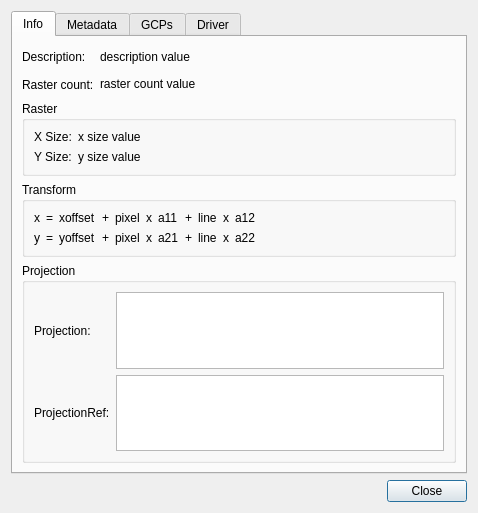
Old version of the form gsdview/gdalbackend/ui/datasetdialog.ui in the repository avalentino/gsdview.
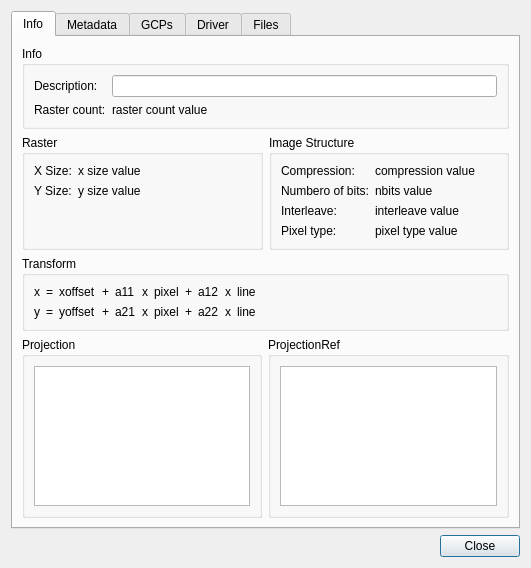
New version of the form.

```diff
--- a/gsdview/gdalbackend/ui/datasetdialog.ui
+++ b/gsdview/gdalbackend/ui/datasetdialog.ui
@@ -6,8 +6,8 @@
    <rect>
     <x>0</x>
     <y>0</y>
-    <width>478</width>
-    <height>513</height>
+    <width>531</width>
+    <height>568</height>
    </rect>
   </property>
   <property name="windowTitle">
@@ -35,76 +35,62 @@
       <layout class="QVBoxLayout" name="infoTabVerticalLayout">
        <item>
         <layout class="QHBoxLayout" name="infoHorizontalLayout">
-         <property name="sizeConstraint">
-          <enum>QLayout::SetMinimumSize</enum>
-         </property>
          <item>
-          <layout class="QGridLayout" name="infoGridLayout">
-           <item row="0" column="0">
-            <widget class="QLabel" name="descriptionLabel">
-             <property name="text">
-              <string>Description:</string>
-             </property>
-            </widget>
-           </item>
-           <item row="0" column="1">
-            <widget class="QLabel" name="descriptionValue">
-             <property name="text">
-              <string>description value</string>
-             </property>
-             <property name="wordWrap">
-              <bool>true</bool>
-             </property>
-             <property name="textInteractionFlags">
-              <set>Qt::LinksAccessibleByMouse|Qt::TextSelectableByKeyboard|Qt::TextSelectableByMouse</set>
-             </property>
-            </widget>
-           </item>
-           <item row="1" column="0">
-            <widget class="QLabel" name="rasterCountLabel">
-             <property name="text">
-              <string>Raster count:</string>
-             </property>
-            </widget>
-           </item>
-           <item row="1" column="1">
-            <widget class="QLabel" name="rasterCountValue">
-             <property name="text">
-              <string>raster count value</string>
-             </property>
-             <property name="textInteractionFlags">
-              <set>Qt::LinksAccessibleByMouse|Qt::TextSelectableByKeyboard|Qt::TextSelectableByMouse</set>
-             </property>
-            </widget>
-           </item>
-          </layout>
-         </item>
-         <item>
-          <spacer name="infoHorizontalSpacer">
-           <property name="orientation">
-            <enum>Qt::Horizontal</enum>
+          <widget class="QGroupBox" name="infoGroupBox">
+           <property name="title">
+            <string>Info</string>
            </property>
-           <property name="sizeHint" stdset="0">
-            <size>
-             <width>40</width>
-             <height>20</height>
-            </size>
-           </property>
-          </spacer>
+           <layout class="QFormLayout" name="infoFormLayout">
+            <item row="0" column="0">
+             <widget class="QLabel" name="descriptionLabel">
+              <property name="text">
+               <string>Description:</string>
+              </property>
+             </widget>
+            </item>
+            <item row="1" column="0">
+             <widget class="QLabel" name="rasterCountLabel">
+              <property name="text">
+               <string>Raster count:</string>
+              </property>
+             </widget>
+            </item>
+            <item row="1" column="1">
+             <widget class="QLabel" name="rasterCountValue">
+              <property name="text">
+               <string>raster count value</string>
+              </property>
+              <property name="textInteractionFlags">
+               <set>Qt::LinksAccessibleByMouse|Qt::TextSelectableByKeyboard|Qt::TextSelectableByMouse</set>
+              </property>
+             </widget>
+            </item>
+            <item row="0" column="1">
+             <widget class="QLineEdit" name="descriptionValue">
+              <property name="readOnly">
+               <bool>true</bool>
+              </property>
+             </widget>
+            </item>
+           </layout>
+          </widget>
          </item>
         </layout>
        </item>
        <item>
-        <widget class="QGroupBox" name="rasterGroupBox">
-         <property name="title">
-          <string>Raster</string>
-         </property>
-         <property name="checkable">
-          <bool>false</bool>
-         </property>
-         <layout class="QHBoxLayout" name="rasterHorizontalLayout">
-          <item>
-           <layout class="QGridLayout" name="rasterGridLayout">
+        <layout class="QHBoxLayout" name="imageHorizontalLayout">
+         <item>
+          <widget class="QGroupBox" name="rasterGroupBox">
+           <property name="title">
+            <string>Raster</string>
+           </property>
+           <property name="checkable">
+            <bool>false</bool>
+           </property>
+           <layout class="QFormLayout" name="rasterFormLayout">
+            <property name="fieldGrowthPolicy">
+             <enum>QFormLayout::AllNonFixedFieldsGrow</enum>
+            </property>
             <item row="0" column="0">
              <widget class="QLabel" name="xSizeLabel">
               <property name="text">
@@ -140,22 +126,150 @@
              </widget>
             </item>
            </layout>
-          </item>
-          <item>
-           <spacer name="rasterHorizontalSpacer">
-            <property name="orientation">
-             <enum>Qt::Horizontal</enum>
-            </property>
-            <property name="sizeHint" stdset="0">
-             <size>
-              <width>195</width>
-              <height>20</height>
-             </size>
-            </property>
-           </spacer>
-          </item>
-         </layout>
-        </widget>
+          </widget>
+         </item>
+         <item>
+          <widget class="QGroupBox" name="imageStructureGroupBox">
+           <property name="title">
+            <string>Image Structure</string>
+           </property>
+           <layout class="QFormLayout" name="imageStructureFormLayout">
+            <item row="0" column="0">
+             <widget class="QLabel" name="compressionLabel">
+              <property name="sizePolicy">
+               <sizepolicy hsizetype="Preferred" vsizetype="Minimum">
+                <horstretch>0</horstretch>
+                <verstretch>0</verstretch>
+               </sizepolicy>
+              </property>
+              <property name="text">
+               <string>Compression:</string>
+              </property>
+             </widget>
+            </item>
+            <item row="0" column="1">
+             <widget class="QLabel" name="compressionValue">
+              <property name="sizePolicy">
+               <sizepolicy hsizetype="Preferred" vsizetype="Minimum">
+                <horstretch>0</horstretch>
+                <verstretch>0</verstretch>
+               </sizepolicy>
+              </property>
+              <property name="toolTip">
+               <string>The compression type used for this dataset or band.
+
+There is no fixed catalog of compression type names, but where a given 
+format includes a COMPRESSION creation option, the same list of values 
+should be used here as there.</string>
+              </property>
+              <property name="whatsThis">
+               <string>The compression type used for this dataset or band.
+
+There is no fixed catalog of compression type names, but where a given 
+format includes a COMPRESSION creation option, the same list of values 
+should be used here as there.</string>
+              </property>
+              <property name="text">
+               <string>compression value</string>
+              </property>
+              <property name="textInteractionFlags">
+               <set>Qt::LinksAccessibleByKeyboard|Qt::LinksAccessibleByMouse|Qt::TextBrowserInteraction|Qt::TextSelectableByKeyboard|Qt::TextSelectableByMouse</set>
+              </property>
+             </widget>
+            </item>
+            <item row="1" column="0">
+             <widget class="QLabel" name="nbitsLabel">
+              <property name="sizePolicy">
+               <sizepolicy hsizetype="Preferred" vsizetype="Minimum">
+                <horstretch>0</horstretch>
+                <verstretch>0</verstretch>
+               </sizepolicy>
+              </property>
+              <property name="text">
+               <string>Numbero of bits:</string>
+              </property>
+             </widget>
+            </item>
+            <item row="1" column="1">
+             <widget class="QLabel" name="nbitsValue">
+              <property name="sizePolicy">
+               <sizepolicy hsizetype="Preferred" vsizetype="Minimum">
+                <horstretch>0</horstretch>
+                <verstretch>0</verstretch>
+               </sizepolicy>
+              </property>
+              <property name="toolTip">
+               <string>The actual number of bits used for this band, or the bands of this dataset.
+
+Normally only present when the number of bits is non-standard for the 
+datatype, such as when a 1 bit TIFF is represented through GDAL as GDT_Byte.</string>
+              </property>
+              <property name="whatsThis">
+               <string>The actual number of bits used for this band, or the bands of this dataset.
+
+Normally only present when the number of bits is non-standard for the 
+datatype, such as when a 1 bit TIFF is represented through GDAL as GDT_Byte.</string>
+              </property>
+              <property name="text">
+               <string>nbits value</string>
+              </property>
+              <property name="textInteractionFlags">
+               <set>Qt::LinksAccessibleByKeyboard|Qt::LinksAccessibleByMouse|Qt::TextBrowserInteraction|Qt::TextSelectableByKeyboard|Qt::TextSelectableByMouse</set>
+              </property>
+             </widget>
+            </item>
+            <item row="2" column="0">
+             <widget class="QLabel" name="interleaveLabel">
+              <property name="text">
+               <string>Interleave:</string>
+              </property>
+             </widget>
+            </item>
+            <item row="2" column="1">
+             <widget class="QLabel" name="interleaveValue">
+              <property name="toolTip">
+               <string>This only applies on datasets, and the value should be one 
+of PIXEL, LINE or BAND. It can be used as a data access hint.</string>
+              </property>
+              <property name="whatsThis">
+               <string>This only applies on datasets, and the value should be one 
+of PIXEL, LINE or BAND. It can be used as a data access hint.</string>
+              </property>
+              <property name="text">
+               <string>interleave value</string>
+              </property>
+             </widget>
+            </item>
+            <item row="3" column="0">
+             <widget class="QLabel" name="pixelTypeLabel">
+              <property name="text">
+               <string>Pixel type:</string>
+              </property>
+             </widget>
+            </item>
+            <item row="3" column="1">
+             <widget class="QLabel" name="pixelTypeValue">
+              <property name="toolTip">
+               <string>This may appear on a GDT_Byte band (or the corresponding dataset) 
+and have the value SIGNEDBYTE to indicate the unsigned byte values 
+between 128 and 255 should be interpreted as being values between -128 
+and -1 for applications that recognise the SIGNEDBYTE type.</string>
+              </property>
+              <property name="whatsThis">
+               <string>This may appear on a GDT_Byte band (or the corresponding dataset) 
+and have the value SIGNEDBYTE to indicate the unsigned byte values 
+between 128 and 255 should be interpreted as being values between -128 
+and -1 for applications that recognise the SIGNEDBYTE type.</string>
+              </property>
+              <property name="text">
+               <string>pixel type value</string>
+              </property>
+             </widget>
+            </item>
+           </layout>
+          </widget>
+         </item>
+        </layout>
        </item>
        <item>
         <widget class="QGroupBox" name="transformGroupBox">
@@ -199,13 +313,6 @@
               </property>
              </widget>
             </item>
-            <item row="0" column="5">
-             <widget class="QLabel" name="pix1Value">
-              <property name="text">
-               <string>pixel</string>
-              </property>
-             </widget>
-            </item>
             <item row="0" column="6">
              <widget class="QLabel" name="mul11Label">
               <property name="text">
@@ -213,84 +320,35 @@
               </property>
              </widget>
             </item>
-            <item row="0" column="7">
-             <widget class="QLabel" name="a11Value">
-              <property name="toolTip">
-               <string>&lt;!DOCTYPE HTML PUBLIC &quot;-//W3C//DTD HTML 4.0//EN&quot; &quot;http://www.w3.org/TR/REC-html40/strict.dtd&quot;&gt;
-&lt;html&gt;&lt;head&gt;&lt;meta name=&quot;qrichtext&quot; content=&quot;1&quot; /&gt;&lt;style type=&quot;text/css&quot;&gt;
-p, li { white-space: pre-wrap; }
-&lt;/style&gt;&lt;/head&gt;&lt;body style=&quot; font-family:'DejaVu Sans'; font-size:10pt; font-weight:400; font-style:normal;&quot;&gt;
-&lt;p style=&quot; margin-top:0px; margin-bottom:0px; margin-left:0px; margin-right:0px; -qt-block-indent:0; text-indent:0px;&quot;&gt;&lt;span style=&quot; font-size:12pt;&quot;&gt;A&lt;/span&gt;&lt;span style=&quot; font-size:12pt; vertical-align:sub;&quot;&gt;11&lt;/span&gt;&lt;/p&gt;&lt;/body&gt;&lt;/html&gt;</string>
-              </property>
-              <property name="whatsThis">
-               <string>&lt;!DOCTYPE HTML PUBLIC &quot;-//W3C//DTD HTML 4.0//EN&quot; &quot;http://www.w3.org/TR/REC-html40/strict.dtd&quot;&gt;
-&lt;html&gt;&lt;head&gt;&lt;meta name=&quot;qrichtext&quot; content=&quot;1&quot; /&gt;&lt;style type=&quot;text/css&quot;&gt;
-p, li { white-space: pre-wrap; }
-&lt;/style&gt;&lt;/head&gt;&lt;body style=&quot; font-family:'DejaVu Sans'; font-size:10pt; font-weight:400; font-style:normal;&quot;&gt;
-&lt;p style=&quot; margin-top:0px; margin-bottom:0px; margin-left:0px; margin-right:0px; -qt-block-indent:0; text-indent:0px;&quot;&gt;&lt;span style=&quot; font-size:12pt;&quot;&gt;A&lt;/span&gt;&lt;span style=&quot; font-size:12pt; vertical-align:sub;&quot;&gt;11&lt;/span&gt;&lt;/p&gt;&lt;/body&gt;&lt;/html&gt;</string>
-              </property>
-              <property name="text">
-               <string>a11</string>
-              </property>
-             </widget>
-            </item>
-            <item row="0" column="8">
-             <widget class="QLabel" name="plus12Label">
-              <property name="text">
-               <string>+</string>
-              </property>
-             </widget>
-            </item>
             <item row="0" column="9">
-             <widget class="QLabel" name="line1Value">
+             <widget class="QLabel" name="plus12Label">
               <property name="text">
-               <string>line</string>
-              </property>
-             </widget>
-            </item>
-            <item row="0" column="10">
-             <widget class="QLabel" name="mul12Label">
-              <property name="text">
-               <string>x</string>
+               <string>+</string>
               </property>
              </widget>
             </item>
             <item row="0" column="11">
-             <widget class="QLabel" name="a12Value">
-              <property name="toolTip">
-               <string>&lt;!DOCTYPE HTML PUBLIC &quot;-//W3C//DTD HTML 4.0//EN&quot; &quot;http://www.w3.org/TR/REC-html40/strict.dtd&quot;&gt;
-&lt;html&gt;&lt;head&gt;&lt;meta name=&quot;qrichtext&quot; content=&quot;1&quot; /&gt;&lt;style type=&quot;text/css&quot;&gt;
-p, li { white-space: pre-wrap; }
-&lt;/style&gt;&lt;/head&gt;&lt;body style=&quot; font-family:'DejaVu Sans'; font-size:10pt; font-weight:400; font-style:normal;&quot;&gt;
-&lt;p style=&quot; margin-top:0px; margin-bottom:0px; margin-left:0px; margin-right:0px; -qt-block-indent:0; text-indent:0px;&quot;&gt;&lt;span style=&quot; font-size:12pt;&quot;&gt;A&lt;/span&gt;&lt;span style=&quot; font-size:12pt; vertical-align:sub;&quot;&gt;12&lt;/span&gt;&lt;/p&gt;&lt;/body&gt;&lt;/html&gt;</string>
-              </property>
-              <property name="whatsThis">
-               <string>&lt;!DOCTYPE HTML PUBLIC &quot;-//W3C//DTD HTML 4.0//EN&quot; &quot;http://www.w3.org/TR/REC-html40/strict.dtd&quot;&gt;
-&lt;html&gt;&lt;head&gt;&lt;meta name=&quot;qrichtext&quot; content=&quot;1&quot; /&gt;&lt;style type=&quot;text/css&quot;&gt;
-p, li { white-space: pre-wrap; }
-&lt;/style&gt;&lt;/head&gt;&lt;body style=&quot; font-family:'DejaVu Sans'; font-size:10pt; font-weight:400; font-style:normal;&quot;&gt;
-&lt;p style=&quot; margin-top:0px; margin-bottom:0px; margin-left:0px; margin-right:0px; -qt-block-indent:0; text-indent:0px;&quot;&gt;&lt;span style=&quot; font-size:12pt;&quot;&gt;A&lt;/span&gt;&lt;span style=&quot; font-size:12pt; vertical-align:sub;&quot;&gt;12&lt;/span&gt;&lt;/p&gt;&lt;/body&gt;&lt;/html&gt;</string>
-              </property>
+             <widget class="QLabel" name="mul12Label">
               <property name="text">
-               <string>a12</string>
+               <string>x</string>
               </property>
              </widget>
             </item>
-            <item row="1" column="0">
+            <item row="2" column="0">
              <widget class="QLabel" name="yLabel">
               <property name="text">
                <string>y</string>
               </property>
              </widget>
             </item>
-            <item row="1" column="1" colspan="2">
+            <item row="2" column="1" colspan="2">
              <widget class="QLabel" name="eqLabel2">
               <property name="text">
                <string>=</string>
               </property>
              </widget>
             </item>
-            <item row="1" column="3">
+            <item row="2" column="3">
              <widget class="QLabel" name="yOffsetValue">
               <property name="toolTip">
                <string>Y offset</string>
@@ -303,70 +361,91 @@
               </property>
              </widget>
             </item>
-            <item row="1" column="4">
+            <item row="2" column="4">
              <widget class="QLabel" name="plus21Label">
               <property name="text">
                <string>+</string>
               </property>
              </widget>
             </item>
-            <item row="1" column="5">
-             <widget class="QLabel" name="pix2Value">
-              <property name="text">
-               <string>pixel</string>
-              </property>
-             </widget>
-            </item>
-            <item row="1" column="6">
+            <item row="2" column="6">
              <widget class="QLabel" name="mul21Label">
               <property name="text">
                <string>x</string>
               </property>
              </widget>
             </item>
-            <item row="1" column="7">
-             <widget class="QLabel" name="a21Value">
-              <property name="toolTip">
-               <string>&lt;!DOCTYPE HTML PUBLIC &quot;-//W3C//DTD HTML 4.0//EN&quot; &quot;http://www.w3.org/TR/REC-html40/strict.dtd&quot;&gt;
-&lt;html&gt;&lt;head&gt;&lt;meta name=&quot;qrichtext&quot; content=&quot;1&quot; /&gt;&lt;style type=&quot;text/css&quot;&gt;
-p, li { white-space: pre-wrap; }
-&lt;/style&gt;&lt;/head&gt;&lt;body style=&quot; font-family:'DejaVu Sans'; font-size:10pt; font-weight:400; font-style:normal;&quot;&gt;
-&lt;p style=&quot; margin-top:0px; margin-bottom:0px; margin-left:0px; margin-right:0px; -qt-block-indent:0; text-indent:0px;&quot;&gt;&lt;span style=&quot; font-size:12pt;&quot;&gt;A&lt;/span&gt;&lt;span style=&quot; font-size:12pt; vertical-align:sub;&quot;&gt;21&lt;/span&gt;&lt;/p&gt;&lt;/body&gt;&lt;/html&gt;</string>
-              </property>
-              <property name="whatsThis">
-               <string>&lt;!DOCTYPE HTML PUBLIC &quot;-//W3C//DTD HTML 4.0//EN&quot; &quot;http://www.w3.org/TR/REC-html40/strict.dtd&quot;&gt;
-&lt;html&gt;&lt;head&gt;&lt;meta name=&quot;qrichtext&quot; content=&quot;1&quot; /&gt;&lt;style type=&quot;text/css&quot;&gt;
-p, li { white-space: pre-wrap; }
-&lt;/style&gt;&lt;/head&gt;&lt;body style=&quot; font-family:'DejaVu Sans'; font-size:10pt; font-weight:400; font-style:normal;&quot;&gt;
-&lt;p style=&quot; margin-top:0px; margin-bottom:0px; margin-left:0px; margin-right:0px; -qt-block-indent:0; text-indent:0px;&quot;&gt;&lt;span style=&quot; font-size:12pt;&quot;&gt;A&lt;/span&gt;&lt;span style=&quot; font-size:12pt; vertical-align:sub;&quot;&gt;21&lt;/span&gt;&lt;/p&gt;&lt;/body&gt;&lt;/html&gt;</string>
-              </property>
-              <property name="text">
-               <string>a21</string>
-              </property>
-             </widget>
-            </item>
-            <item row="1" column="8">
+            <item row="2" column="9">
              <widget class="QLabel" name="plus22Label">
               <property name="text">
                <string>+</string>
               </property>
              </widget>
             </item>
-            <item row="1" column="9">
-             <widget class="QLabel" name="line2Value">
-              <property name="text">
-               <string>line</string>
-              </property>
-             </widget>
-            </item>
-            <item row="1" column="10">
+            <item row="2" column="11">
              <widget class="QLabel" name="mul22Label">
               <property name="text">
                <string>x</string>
               </property>
              </widget>
             </item>
-            <item row="1" column="11">
+            <item row="0" column="5">
+             <widget class="QLabel" name="a11Value">
+              <property name="toolTip">
+               <string>&lt;!DOCTYPE HTML PUBLIC &quot;-//W3C//DTD HTML 4.0//EN&quot; &quot;http://www.w3.org/TR/REC-html40/strict.dtd&quot;&gt;
+&lt;html&gt;&lt;head&gt;&lt;meta name=&quot;qrichtext&quot; content=&quot;1&quot; /&gt;&lt;style type=&quot;text/css&quot;&gt;
+p, li { white-space: pre-wrap; }
+&lt;/style&gt;&lt;/head&gt;&lt;body style=&quot; font-family:'DejaVu Sans'; font-size:10pt; font-weight:400; font-style:normal;&quot;&gt;
+&lt;p style=&quot; margin-top:0px; margin-bottom:0px; margin-left:0px; margin-right:0px; -qt-block-indent:0; text-indent:0px;&quot;&gt;&lt;span style=&quot; font-size:12pt;&quot;&gt;A&lt;/span&gt;&lt;span style=&quot; font-size:12pt; vertical-align:sub;&quot;&gt;11&lt;/span&gt;&lt;/p&gt;&lt;/body&gt;&lt;/html&gt;</string>
+              </property>
+              <property name="whatsThis">
+               <string>&lt;!DOCTYPE HTML PUBLIC &quot;-//W3C//DTD HTML 4.0//EN&quot; &quot;http://www.w3.org/TR/REC-html40/strict.dtd&quot;&gt;
+&lt;html&gt;&lt;head&gt;&lt;meta name=&quot;qrichtext&quot; content=&quot;1&quot; /&gt;&lt;style type=&quot;text/css&quot;&gt;
+p, li { white-space: pre-wrap; }
+&lt;/style&gt;&lt;/head&gt;&lt;body style=&quot; font-family:'DejaVu Sans'; font-size:10pt; font-weight:400; font-style:normal;&quot;&gt;
+&lt;p style=&quot; margin-top:0px; margin-bottom:0px; margin-left:0px; margin-right:0px; -qt-block-indent:0; text-indent:0px;&quot;&gt;&lt;span style=&quot; font-size:12pt;&quot;&gt;A&lt;/span&gt;&lt;span style=&quot; font-size:12pt; vertical-align:sub;&quot;&gt;11&lt;/span&gt;&lt;/p&gt;&lt;/body&gt;&lt;/html&gt;</string>
+              </property>
+              <property name="text">
+               <string>a11</string>
+              </property>
+             </widget>
+            </item>
+            <item row="0" column="7">
+             <widget class="QLabel" name="pix1Value">
+              <property name="text">
+               <string>pixel</string>
+              </property>
+             </widget>
+            </item>
+            <item row="2" column="5">
+             <widget class="QLabel" name="a21Value">
+              <property name="toolTip">
+               <string>&lt;!DOCTYPE HTML PUBLIC &quot;-//W3C//DTD HTML 4.0//EN&quot; &quot;http://www.w3.org/TR/REC-html40/strict.dtd&quot;&gt;
+&lt;html&gt;&lt;head&gt;&lt;meta name=&quot;qrichtext&quot; content=&quot;1&quot; /&gt;&lt;style type=&quot;text/css&quot;&gt;
+p, li { white-space: pre-wrap; }
+&lt;/style&gt;&lt;/head&gt;&lt;body style=&quot; font-family:'DejaVu Sans'; font-size:10pt; font-weight:400; font-style:normal;&quot;&gt;
+&lt;p style=&quot; margin-top:0px; margin-bottom:0px; margin-left:0px; margin-right:0px; -qt-block-indent:0; text-indent:0px;&quot;&gt;&lt;span style=&quot; font-size:12pt;&quot;&gt;A&lt;/span&gt;&lt;span style=&quot; font-size:12pt; vertical-align:sub;&quot;&gt;21&lt;/span&gt;&lt;/p&gt;&lt;/body&gt;&lt;/html&gt;</string>
+              </property>
+              <property name="whatsThis">
+               <string>&lt;!DOCTYPE HTML PUBLIC &quot;-//W3C//DTD HTML 4.0//EN&quot; &quot;http://www.w3.org/TR/REC-html40/strict.dtd&quot;&gt;
+&lt;html&gt;&lt;head&gt;&lt;meta name=&quot;qrichtext&quot; content=&quot;1&quot; /&gt;&lt;style type=&quot;text/css&quot;&gt;
+p, li { white-space: pre-wrap; }
+&lt;/style&gt;&lt;/head&gt;&lt;body style=&quot; font-family:'DejaVu Sans'; font-size:10pt; font-weight:400; font-style:normal;&quot;&gt;
+&lt;p style=&quot; margin-top:0px; margin-bottom:0px; margin-left:0px; margin-right:0px; -qt-block-indent:0; text-indent:0px;&quot;&gt;&lt;span style=&quot; font-size:12pt;&quot;&gt;A&lt;/span&gt;&lt;span style=&quot; font-size:12pt; vertical-align:sub;&quot;&gt;21&lt;/span&gt;&lt;/p&gt;&lt;/body&gt;&lt;/html&gt;</string>
+              </property>
+              <property name="text">
+               <string>a21</string>
+              </property>
+             </widget>
+            </item>
+            <item row="2" column="7">
+             <widget class="QLabel" name="pix2Value">
+              <property name="text">
+               <string>pixel</string>
+              </property>
+             </widget>
+            </item>
+            <item row="2" column="10">
              <widget class="QLabel" name="a22Value">
               <property name="toolTip">
                <string>&lt;!DOCTYPE HTML PUBLIC &quot;-//W3C//DTD HTML 4.0//EN&quot; &quot;http://www.w3.org/TR/REC-html40/strict.dtd&quot;&gt;
@@ -387,6 +466,41 @@
               </property>
              </widget>
             </item>
+            <item row="2" column="12">
+             <widget class="QLabel" name="line2Value">
+              <property name="text">
+               <string>line</string>
+              </property>
+             </widget>
+            </item>
+            <item row="0" column="10">
+             <widget class="QLabel" name="a12Value">
+              <property name="toolTip">
+               <string>&lt;!DOCTYPE HTML PUBLIC &quot;-//W3C//DTD HTML 4.0//EN&quot; &quot;http://www.w3.org/TR/REC-html40/strict.dtd&quot;&gt;
+&lt;html&gt;&lt;head&gt;&lt;meta name=&quot;qrichtext&quot; content=&quot;1&quot; /&gt;&lt;style type=&quot;text/css&quot;&gt;
+p, li { white-space: pre-wrap; }
+&lt;/style&gt;&lt;/head&gt;&lt;body style=&quot; font-family:'DejaVu Sans'; font-size:10pt; font-weight:400; font-style:normal;&quot;&gt;
+&lt;p style=&quot; margin-top:0px; margin-bottom:0px; margin-left:0px; margin-right:0px; -qt-block-indent:0; text-indent:0px;&quot;&gt;&lt;span style=&quot; font-size:12pt;&quot;&gt;A&lt;/span&gt;&lt;span style=&quot; font-size:12pt; vertical-align:sub;&quot;&gt;12&lt;/span&gt;&lt;/p&gt;&lt;/body&gt;&lt;/html&gt;</string>
+              </property>
+              <property name="whatsThis">
+               <string>&lt;!DOCTYPE HTML PUBLIC &quot;-//W3C//DTD HTML 4.0//EN&quot; &quot;http://www.w3.org/TR/REC-html40/strict.dtd&quot;&gt;
+&lt;html&gt;&lt;head&gt;&lt;meta name=&quot;qrichtext&quot; content=&quot;1&quot; /&gt;&lt;style type=&quot;text/css&quot;&gt;
+p, li { white-space: pre-wrap; }
+&lt;/style&gt;&lt;/head&gt;&lt;body style=&quot; font-family:'DejaVu Sans'; font-size:10pt; font-weight:400; font-style:normal;&quot;&gt;
+&lt;p style=&quot; margin-top:0px; margin-bottom:0px; margin-left:0px; margin-right:0px; -qt-block-indent:0; text-indent:0px;&quot;&gt;&lt;span style=&quot; font-size:12pt;&quot;&gt;A&lt;/span&gt;&lt;span style=&quot; font-size:12pt; vertical-align:sub;&quot;&gt;12&lt;/span&gt;&lt;/p&gt;&lt;/body&gt;&lt;/html&gt;</string>
+              </property>
+              <property name="text">
+               <string>a12</string>
+              </property>
+             </widget>
+            </item>
+            <item row="0" column="12">
+             <widget class="QLabel" name="line1Value">
+              <property name="text">
+               <string>line</string>
+              </property>
+             </widget>
+            </item>
            </layout>
           </item>
           <item>
@@ -406,101 +520,52 @@
         </widget>
        </item>
        <item>
-        <widget class="QGroupBox" name="projectionGroupBox">
-         <property name="sizePolicy">
-          <sizepolicy hsizetype="Preferred" vsizetype="MinimumExpanding">
-           <horstretch>0</horstretch>
-           <verstretch>0</verstretch>
-          </sizepolicy>
-         </property>
-         <property name="maximumSize">
-          <size>
-           <width>16777215</width>
-           <height>200</height>
-          </size>
-         </property>
-         <property name="title">
-          <string>Projection</string>
-         </property>
-         <property name="checkable">
-          <bool>false</bool>
-         </property>
-         <layout class="QGridLayout" name="projectionGridLayout">
-          <item row="0" column="0">
-           <widget class="QLabel" name="projectionLabel">
-            <property name="text">
-             <string>Projection:</string>
-            </property>
-           </widget>
-          </item>
-          <item row="0" column="1">
-           <widget class="QTextBrowser" name="projectionValue">
-            <property name="sizePolicy">
-             <sizepolicy hsizetype="Expanding" vsizetype="MinimumExpanding">
-              <horstretch>0</horstretch>
-              <verstretch>0</verstretch>
-             </sizepolicy>
-            </property>
-            <property name="sizeIncrement">
-             <size>
-              <width>0</width>
-              <height>10</height>
-             </size>
-            </property>
-            <property name="baseSize">
-             <size>
-              <width>0</width>
-              <height>30</height>
-             </size>
-            </property>
-            <property name="toolTip">
-             <string>The projection reference string for this dataset in OGC WKT or PROJ.4 format.</string>
-            </property>
-            <property name="whatsThis">
-             <string>The projection reference string for this dataset in OGC WKT or PROJ.4 format.</string>
-            </property>
-           </widget>
-          </item>
-          <item row="1" column="0">
-           <widget class="QLabel" name="projectionRefLabel">
-            <property name="text">
-             <string>ProjectionRef:</string>
-            </property>
-           </widget>
-          </item>
-          <item row="1" column="1">
-           <widget class="QTextBrowser" name="projectionRefValue">
-            <property name="sizePolicy">
-             <sizepolicy hsizetype="Expanding" vsizetype="MinimumExpanding">
-              <horstretch>0</horstretch>
-              <verstretch>0</verstretch>
-             </sizepolicy>
-            </property>
-            <property name="sizeIncrement">
-             <size>
-              <width>0</width>
-              <height>10</height>
-             </size>
-            </property>
-            <property name="baseSize">
-             <size>
-              <width>0</width>
-              <height>30</height>
-             </size>
-            </property>
-            <property name="toolTip">
-             <string>The projection definition string for this dataset.</string>
-            </property>
-            <property name="whatsThis">
-             <string>The projection definition string for this dataset.
+        <layout class="QHBoxLayout" name="projectionHorizontalLayout">
+         <item>
+          <widget class="QGroupBox" name="projectionGroupBox">
+           <property name="title">
+            <string>Projection</string>
+           </property>
+           <property name="checkable">
+            <bool>false</bool>
+           </property>
+           <layout class="QVBoxLayout" name="verticalLayout_2">
+            <item>
+             <widget class="QTextBrowser" name="projectionValue">
+              <property name="toolTip">
+               <string>The projection reference string for this dataset in OGC WKT or PROJ.4 format.</string>
+              </property>
+              <property name="whatsThis">
+               <string>The projection reference string for this dataset in OGC WKT or PROJ.4 format.</string>
+              </property>
+             </widget>
+            </item>
+           </layout>
+          </widget>
+         </item>
+         <item>
+          <widget class="QGroupBox" name="projectionRefGroupBox">
+           <property name="title">
+            <string>ProjectionRef</string>
+           </property>
+           <layout class="QVBoxLayout" name="verticalLayout_3">
+            <item>
+             <widget class="QTextBrowser" name="projectionRefValue">
+              <property name="toolTip">
+               <string>The projection definition string for this dataset.</string>
+              </property>
+              <property name="whatsThis">
+               <string>The projection definition string for this dataset.
 
 The returned string defines the projection coordinate system of the image in
 OpenGIS WKT format.</string>
-            </property>
-           </widget>
-          </item>
-         </layout>
-        </widget>
+              </property>
+             </widget>
+            </item>
+           </layout>
+          </widget>
+         </item>
+        </layout>
        </item>
       </layout>
      </widget>
@@ -981,6 +1046,20 @@
        </item>
       </layout>
      </widget>
+     <widget class="QWidget" name="filesTab">
+      <attribute name="title">
+       <string>Files</string>
+      </attribute>
+      <layout class="QVBoxLayout" name="filesTabVerticalLayout">
+       <item>
+        <widget class="QListWidget" name="fileListWidget">
+         <property name="contextMenuPolicy">
+          <enum>Qt::CustomContextMenu</enum>
+         </property>
+        </widget>
+       </item>
+      </layout>
+     </widget>
     </widget>
    </item>
    <item>
```
Left out of the diff: 59 changed lines with no effect on the pictures.
